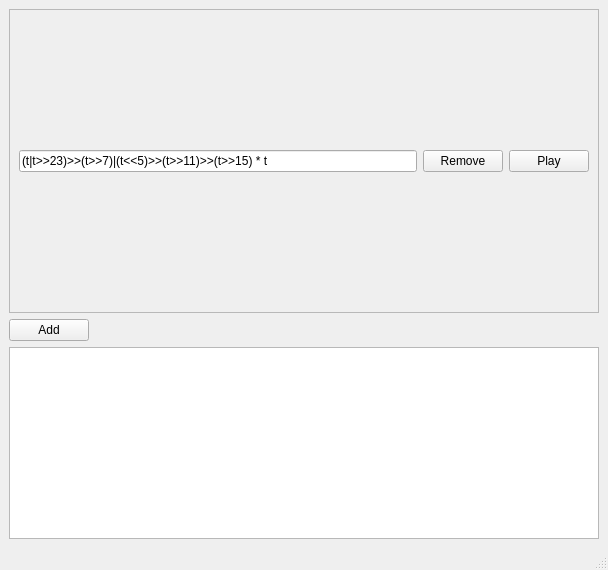
The window that main.ui (slopjong/algotunes) describes before a commit, drawn with Qt 5.
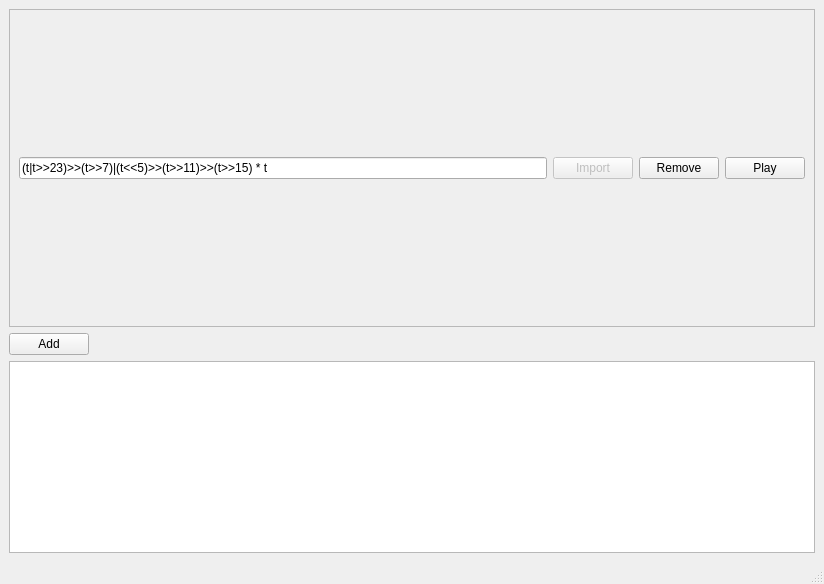
The same window after the commit.

Commit message: Added an import button and added a signal mapper for the textEdited event.

```diff
--- a/main.ui
+++ b/main.ui
@@ -6,8 +6,8 @@
    <rect>
     <x>0</x>
     <y>0</y>
-    <width>608</width>
-    <height>570</height>
+    <width>824</width>
+    <height>584</height>
    </rect>
   </property>
   <property name="windowTitle">
@@ -34,19 +34,19 @@
         <rect>
          <x>0</x>
          <y>0</y>
-         <width>586</width>
-         <height>283</height>
+         <width>802</width>
+         <height>297</height>
         </rect>
        </property>
-       <layout class="QGridLayout" name="gridLayout_2" columnstretch="0,0,0" columnminimumwidth="0,0,0">
-        <item row="0" column="2">
+       <layout class="QGridLayout" name="gridLayout_2" columnstretch="0,0,0,0" columnminimumwidth="0,0,0,0">
+        <item row="0" column="3">
          <widget class="QPushButton" name="play_stop_1">
           <property name="text">
            <string>Play</string>
           </property>
          </widget>
         </item>
-        <item row="0" column="1">
+        <item row="0" column="2">
          <widget class="QPushButton" name="remove_1">
           <property name="text">
            <string>Remove</string>
@@ -60,6 +60,16 @@
           </property>
          </widget>
         </item>
+        <item row="0" column="1">
+         <widget class="QPushButton" name="import_1">
+          <property name="enabled">
+           <bool>false</bool>
+          </property>
+          <property name="text">
+           <string>Import</string>
+          </property>
+         </widget>
+        </item>
        </layout>
       </widget>
      </widget>
@@ -99,7 +109,7 @@
       <property name="maximumSize">
        <size>
         <width>16777215</width>
-        <height>300</height>
+        <height>192</height>
        </size>
       </property>
       <property name="resizeMode">
```
Left out of the diff: 2 changed lines with no effect on the pictures. The commit also changes 1 other file.
